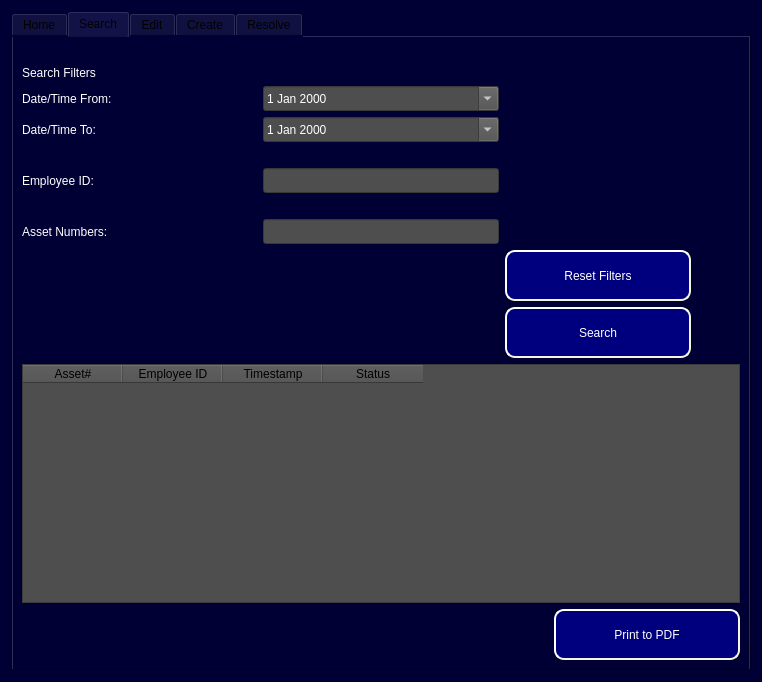
First picture: the form in ui/Admin_Level2_Access.ui, repository Capstone-RFID/Code, before the edit.
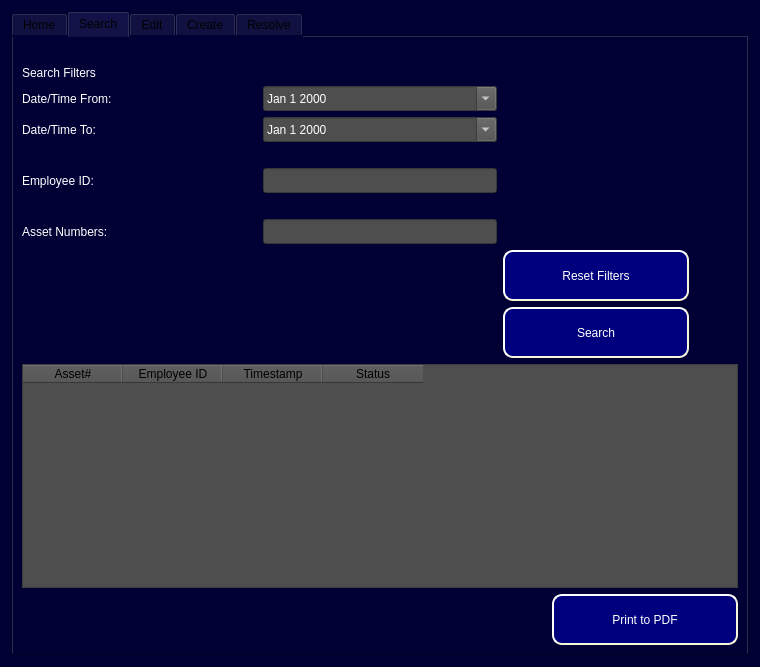
Second picture: the form after the edit. The open tabs and pages were chosen to show the change.

Commit message: Change Date time Field Format for SQL search

What changed in the file:
```diff
--- a/ui/Admin_Level2_Access.ui
+++ b/ui/Admin_Level2_Access.ui
@@ -6,8 +6,8 @@
    <rect>
     <x>0</x>
     <y>0</y>
-    <width>762</width>
-    <height>682</height>
+    <width>760</width>
+    <height>667</height>
    </rect>
   </property>
   <property name="windowTitle">
@@ -388,6 +388,9 @@
 background-color: rgb(78, 78, 78);
 font: 12pt &quot;MS Shell Dlg 2&quot;;</string>
                </property>
+               <property name="displayFormat">
+                <string>MMM d yyyy</string>
+               </property>
                <property name="calendarPopup">
                 <bool>true</bool>
                </property>
@@ -406,6 +409,9 @@
 background-color: rgb(78, 78, 78);
 font: 12pt &quot;MS Shell Dlg 2&quot;;</string>
                </property>
+               <property name="displayFormat">
+                <string>MMM d yyyy</string>
+               </property>
                <property name="calendarPopup">
                 <bool>true</bool>
                </property>
```
Left out of the diff: 32 changed lines with no effect on the pictures. The commit also changes 3 other files.
